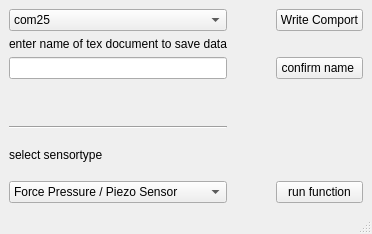
Above: Pythoncode/test GUI/my_test_gui.ui from FridolinWeber/Effendi-Project before the change. Below: the same form after it.
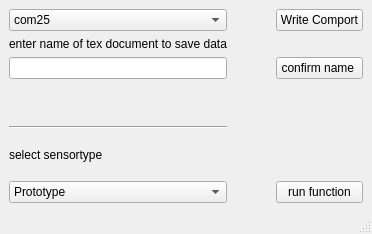
That is the form after the change.

```diff
--- a/Pythoncode/test GUI/my_test_gui.ui
+++ b/Pythoncode/test GUI/my_test_gui.ui
@@ -132,12 +132,7 @@
      <widget class="QComboBox" name="SensorSelect">
       <item>
        <property name="text">
-        <string>Force Pressure / Piezo Sensor</string>
-       </property>
-      </item>
-      <item>
-       <property name="text">
-        <string>MPU6050</string>
+        <string>Prototype</string>
        </property>
       </item>
      </widget>
```
